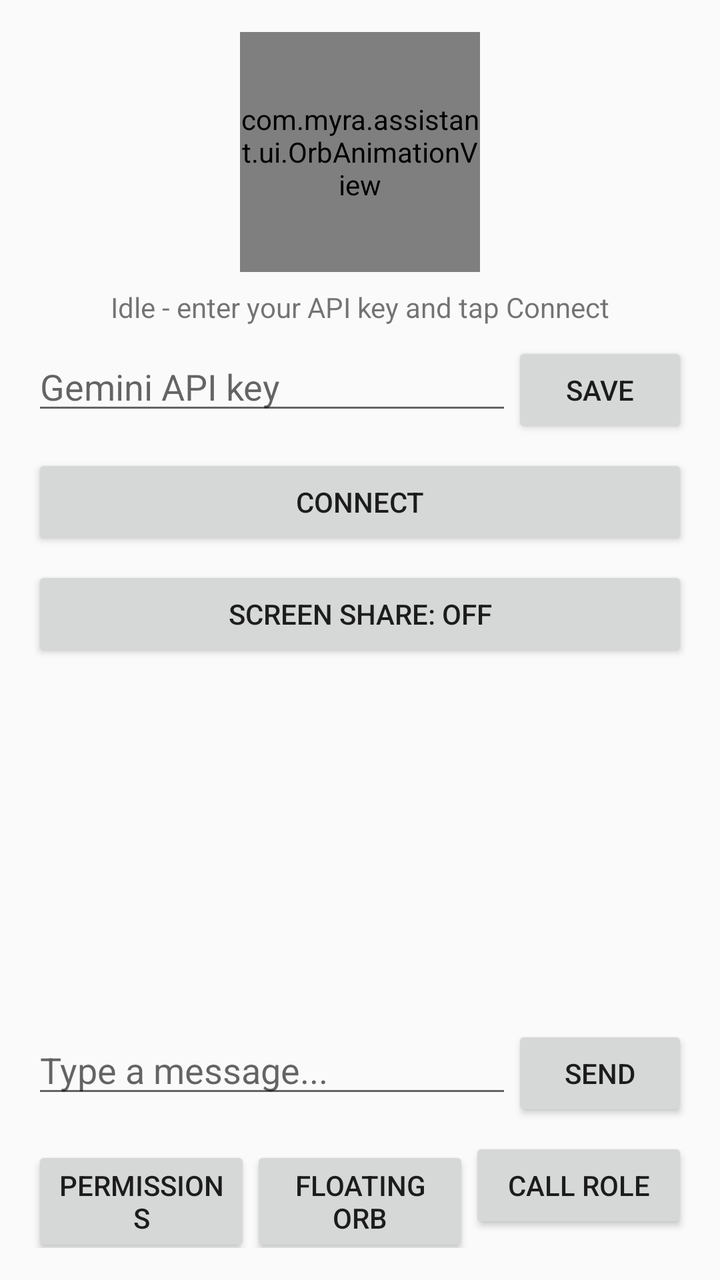
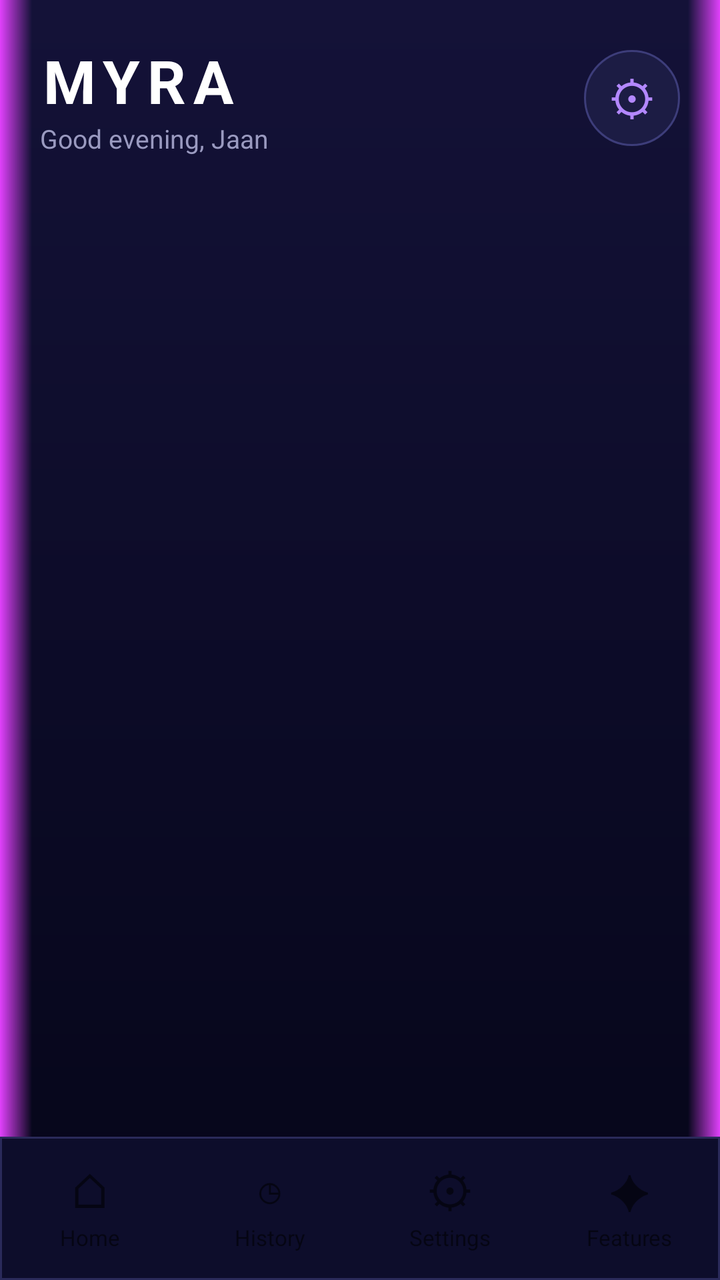

Screens rendered from an Android XML layout before and after an edit, with the pre-edit source and the edit as a unified diff.
<!-- AndroidManifest.xml: application theme Theme.MYRA -->
<!-- res/layout/activity_main.xml -->
<?xml version="1.0" encoding="utf-8"?>
<LinearLayout xmlns:android="http://schemas.android.com/apk/res/android"
    android:layout_width="match_parent"
    android:layout_height="match_parent"
    android:orientation="vertical"
    android:padding="16dp">

    <com.myra.assistant.ui.OrbAnimationView
        android:id="@+id/orbView"
        android:layout_width="120dp"
        android:layout_height="120dp"
        android:layout_gravity="center_horizontal"
        android:layout_marginBottom="8dp" />

    <TextView
        android:id="@+id/statusText"
        android:layout_width="match_parent"
        android:layout_height="wrap_content"
        android:layout_marginBottom="8dp"
        android:gravity="center"
        android:text="@string/status_idle"
        android:textSize="14sp" />

    <LinearLayout
        android:layout_width="match_parent"
        android:layout_height="wrap_content"
        android:orientation="horizontal">

        <EditText
            android:id="@+id/apiKeyInput"
            android:layout_width="0dp"
            android:layout_height="wrap_content"
            android:layout_weight="1"
            android:hint="@string/hint_api_key"
            android:inputType="textPassword" />

        <Button
            android:id="@+id/saveKeyButton"
            android:layout_width="wrap_content"
            android:layout_height="wrap_content"
            android:text="@string/label_save" />

    </LinearLayout>

    <Button
        android:id="@+id/connectButton"
        android:layout_width="match_parent"
        android:layout_height="wrap_content"
        android:layout_marginTop="8dp"
        android:text="@string/label_connect" />

    <Button
        android:id="@+id/screenShareButton"
        android:layout_width="match_parent"
        android:layout_height="wrap_content"
        android:layout_marginTop="8dp"
        android:text="Screen Share: OFF" />

    <androidx.recyclerview.widget.RecyclerView
        android:id="@+id/chatRecycler"
        android:layout_width="match_parent"
        android:layout_height="0dp"
        android:layout_marginTop="8dp"
        android:layout_weight="1" />

    <LinearLayout
        android:layout_width="match_parent"
        android:layout_height="wrap_content"
        android:layout_marginTop="8dp"
        android:orientation="horizontal">

        <EditText
            android:id="@+id/messageInput"
            android:layout_width="0dp"
            android:layout_height="wrap_content"
            android:layout_weight="1"
            android:hint="@string/hint_message" />

        <Button
            android:id="@+id/sendButton"
            android:layout_width="wrap_content"
            android:layout_height="wrap_content"
            android:text="@string/label_send" />

    </LinearLayout>

    <LinearLayout
        android:layout_width="match_parent"
        android:layout_height="wrap_content"
        android:layout_marginTop="8dp"
        android:orientation="horizontal">

        <Button
            android:id="@+id/permissionsButton"
            android:layout_width="0dp"
            android:layout_height="wrap_content"
            android:layout_weight="1"
            android:text="@string/label_permissions" />

        <Button
            android:id="@+id/orbToggleButton"
            android:layout_width="0dp"
            android:layout_height="wrap_content"
            android:layout_weight="1"
            android:text="@string/label_orb_toggle" />

        <Button
            android:id="@+id/callRoleButton"
            android:layout_width="0dp"
            android:layout_height="wrap_content"
            android:layout_weight="1"
            android:text="@string/label_call_role" />

    </LinearLayout>

</LinearLayout>
<!-- resources referenced by this layout -->
<resources>
  <string name="hint_api_key">Gemini API key</string>
  <string name="hint_message">Type a message...</string>
  <string name="label_call_role">Call Role</string>
  <string name="label_connect">Connect</string>
  <string name="label_orb_toggle">Floating Orb</string>
  <string name="label_permissions">Permissions</string>
  <string name="label_save">Save</string>
  <string name="label_send">Send</string>
  <string name="status_idle">Idle - enter your API key and tap Connect</string>
  <style name="Theme.MYRA" parent="Theme.AppCompat.Light.NoActionBar">
          <item name="colorPrimary">@color/purple_500</item>
          <item name="colorPrimaryDark">@color/purple_700</item>
          <item name="colorAccent">@color/teal_200</item>
      </style>
  <color name="purple_500">#7C4DFF</color>
  <color name="purple_700">#5E35B1</color>
  <color name="teal_200">#03DAC5</color>
</resources>

<!-- the commit's change to res/layout/activity_main.xml (unified diff, before → after) -->
@@ -2,114 +2,170 @@
 <LinearLayout xmlns:android="http://schemas.android.com/apk/res/android"
     android:layout_width="match_parent"
     android:layout_height="match_parent"
-    android:orientation="vertical"
-    android:padding="16dp">
+    android:background="@drawable/bg_app"
+    android:orientation="vertical">
 
-    <com.myra.assistant.ui.OrbAnimationView
-        android:id="@+id/orbView"
-        android:layout_width="120dp"
-        android:layout_height="120dp"
-        android:layout_gravity="center_horizontal"
-        android:layout_marginBottom="8dp" />
-
-    <TextView
-        android:id="@+id/statusText"
-        android:layout_width="match_parent"
-        android:layout_height="wrap_content"
-        android:layout_marginBottom="8dp"
-        android:gravity="center"
-        android:text="@string/status_idle"
-        android:textSize="14sp" />
-
+    
     <LinearLayout
         android:layout_width="match_parent"
         android:layout_height="wrap_content"
-        android:orientation="horizontal">
+        android:gravity="center_vertical"
+        android:orientation="horizontal"
+        android:padding="20dp">
 
-        <EditText
-            android:id="@+id/apiKeyInput"
+        <LinearLayout
             android:layout_width="0dp"
             android:layout_height="wrap_content"
             android:layout_weight="1"
-            android:hint="@string/hint_api_key"
-            android:inputType="textPassword" />
+            android:orientation="vertical">
 
-        <Button
-            android:id="@+id/saveKeyButton"
-            android:layout_width="wrap_content"
-            android:layout_height="wrap_content"
-            android:text="@string/label_save" />
+            <TextView
+                android:id="@+id/appNameText"
+                android:layout_width="wrap_content"
+                android:layout_height="wrap_content"
+                android:letterSpacing="0.12"
+                android:text="MYRA"
+                android:textColor="#FFFFFF"
+                android:textSize="30sp"
+                android:textStyle="bold" />
 
+            <TextView
+                android:id="@+id/greetingText"
+                android:layout_width="wrap_content"
+                android:layout_height="wrap_content"
+                android:text="Good evening, Jaan"
+                android:textColor="#9A9AC0"
+                android:textSize="13sp" />
+        </LinearLayout>
+
+        <TextView
+            android:id="@+id/settingsGearButton"
+            android:layout_width="48dp"
+            android:layout_height="48dp"
+            android:background="@drawable/bg_pill"
+            android:clickable="true"
+            android:focusable="true"
+            android:gravity="center"
+            android:text="⚙"
+            android:textColor="#B388FF"
+            android:textSize="24sp" />
     </LinearLayout>
 
-    <Button
-        android:id="@+id/connectButton"
-        android:layout_width="match_parent"
-        android:layout_height="wrap_content"
-        android:layout_marginTop="8dp"
-        android:text="@string/label_connect" />
-
-    <Button
-        android:id="@+id/screenShareButton"
-        android:layout_width="match_parent"
-        android:layout_height="wrap_content"
-        android:layout_marginTop="8dp"
-        android:text="Screen Share: OFF" />
-
-    <androidx.recyclerview.widget.RecyclerView
-        android:id="@+id/chatRecycler"
+    
+    <FrameLayout
+        android:id="@+id/fragmentContainer"
         android:layout_width="match_parent"
         android:layout_height="0dp"
-        android:layout_marginTop="8dp"
         android:layout_weight="1" />
 
+    
     <LinearLayout
         android:layout_width="match_parent"
         android:layout_height="wrap_content"
-        android:layout_marginTop="8dp"
-        android:orientation="horizontal">
+        android:background="@drawable/bg_bottom_nav"
+        android:orientation="horizontal"
+        android:paddingTop="10dp"
+        android:paddingBottom="14dp">
 
-        <EditText
-            android:id="@+id/messageInput"
+        <LinearLayout
+            android:id="@+id/navHome"
             android:layout_width="0dp"
             android:layout_height="wrap_content"
             android:layout_weight="1"
-            android:hint="@string/hint_message" />
+            android:clickable="true"
+            android:focusable="true"
+            android:gravity="center"
+            android:orientation="vertical">
 
-        <Button
-            android:id="@+id/sendButton"
-            android:layout_width="wrap_content"
-            android:layout_height="wrap_content"
-            android:text="@string/label_send" />
+            <TextView
+                android:id="@+id/navHomeIcon"
+                android:layout_width="wrap_content"
+                android:layout_height="wrap_content"
+                android:text="⌂"
+                android:textSize="24sp" />
 
-    </LinearLayout>
+            <TextView
+                android:id="@+id/navHomeLabel"
+                android:layout_width="wrap_content"
+                android:layout_height="wrap_content"
+                android:text="Home"
+                android:textSize="11sp" />
+        </LinearLayout>
 
-    <LinearLayout
-        android:layout_width="match_parent"
-        android:layout_height="wrap_content"
-        android:layout_marginTop="8dp"
-        android:orientation="horizontal">
-
-        <Button
-            android:id="@+id/permissionsButton"
+        <LinearLayout
+            android:id="@+id/navHistory"
             android:layout_width="0dp"
             android:layout_height="wrap_content"
             android:layout_weight="1"
-            android:text="@string/label_permissions" />
+            android:clickable="true"
+            android:focusable="true"
+            android:gravity="center"
+            android:orientation="vertical">
 
-        <Button
-            android:id="@+id/orbToggleButton"
+            <TextView
+                android:id="@+id/navHistoryIcon"
+                android:layout_width="wrap_content"
+                android:layout_height="wrap_content"
+                android:text="◷"
+                android:textSize="24sp" />
+
+            <TextView
+                android:id="@+id/navHistoryLabel"
+                android:layout_width="wrap_content"
+                android:layout_height="wrap_content"
+                android:text="History"
+                android:textSize="11sp" />
+        </LinearLayout>
+
+        <LinearLayout
+            android:id="@+id/navSettings"
             android:layout_width="0dp"
             android:layout_height="wrap_content"
             android:layout_weight="1"
-            android:text="@string/label_orb_toggle" />
+            android:clickable="true"
+            android:focusable="true"
+            android:gravity="center"
+            android:orientation="vertical">
 
-        <Button
-            android:id="@+id/callRoleButton"
+            <TextView
+                android:id="@+id/navSettingsIcon"
+                android:layout_width="wrap_content"
+                android:layout_height="wrap_content"
+                android:text="⚙"
+                android:textSize="24sp" />
+
+            <TextView
+                android:id="@+id/navSettingsLabel"
+                android:layout_width="wrap_content"
+                android:layout_height="wrap_content"
+                android:text="Settings"
+                android:textSize="11sp" />
+        </LinearLayout>
+
+        <LinearLayout
+            android:id="@+id/navFeatures"
             android:layout_width="0dp"
             android:layout_height="wrap_content"
             android:layout_weight="1"
-            android:text="@string/label_call_role" />
+            android:clickable="true"
+            android:focusable="true"
+            android:gravity="center"
+            android:orientation="vertical">
+
+            <TextView
+                android:id="@+id/navFeaturesIcon"
+                android:layout_width="wrap_content"
+                android:layout_height="wrap_content"
+                android:text="✦"
+                android:textSize="24sp" />
+
+            <TextView
+                android:id="@+id/navFeaturesLabel"
+                android:layout_width="wrap_content"
+                android:layout_height="wrap_content"
+                android:text="Features"
+                android:textSize="11sp" />
+        </LinearLayout>
 
     </LinearLayout>
 
<!-- resource entries referenced after the edit -->
@@ -1,14 +1,56 @@
 <!-- resources referenced by this layout -->
 <resources>
-  <string name="hint_api_key">Gemini API key</string>
-  <string name="hint_message">Type a message...</string>
-  <string name="label_call_role">Call Role</string>
-  <string name="label_connect">Connect</string>
-  <string name="label_orb_toggle">Floating Orb</string>
-  <string name="label_permissions">Permissions</string>
-  <string name="label_save">Save</string>
-  <string name="label_send">Send</string>
-  <string name="status_idle">Idle - enter your API key and tap Connect</string>
+  <!-- drawable bg_app (drawable) -->
+  <?xml version="1.0" encoding="utf-8"?>
+  <layer-list xmlns:android="http://schemas.android.com/apk/res/android">
+      <item>
+          <shape android:shape="rectangle">
+              <gradient
+                  android:angle="270"
+                  android:startColor="#141238"
+                  android:endColor="#050518" />
+          </shape>
+      </item>
+      <item
+          android:width="16dp"
+          android:gravity="left">
+          <shape android:shape="rectangle">
+              <gradient
+                  android:angle="0"
+                  android:startColor="#E040FB"
+                  android:endColor="#00E040FB" />
+          </shape>
+      </item>
+      <item
+          android:width="16dp"
+          android:gravity="right">
+          <shape android:shape="rectangle">
+              <gradient
+                  android:angle="180"
+                  android:startColor="#E040FB"
+                  android:endColor="#00E040FB" />
+          </shape>
+      </item>
+  </layer-list>
+  <!-- drawable bg_bottom_nav (drawable) -->
+  <?xml version="1.0" encoding="utf-8"?>
+  <shape xmlns:android="http://schemas.android.com/apk/res/android"
+      android:shape="rectangle">
+      <solid android:color="#0D0D2B" />
+      <stroke
+          android:width="1dp"
+          android:color="#2A2A5A" />
+  </shape>
+  <!-- drawable bg_pill (drawable) -->
+  <?xml version="1.0" encoding="utf-8"?>
+  <shape xmlns:android="http://schemas.android.com/apk/res/android"
+      android:shape="rectangle">
+      <corners android:radius="24dp" />
+      <solid android:color="#1C1C44" />
+      <stroke
+          android:width="1dp"
+          android:color="#3D3D7A" />
+  </shape>
   <style name="Theme.MYRA" parent="Theme.AppCompat.Light.NoActionBar">
           <item name="colorPrimary">@color/purple_500</item>
           <item name="colorPrimaryDark">@color/purple_700</item>
